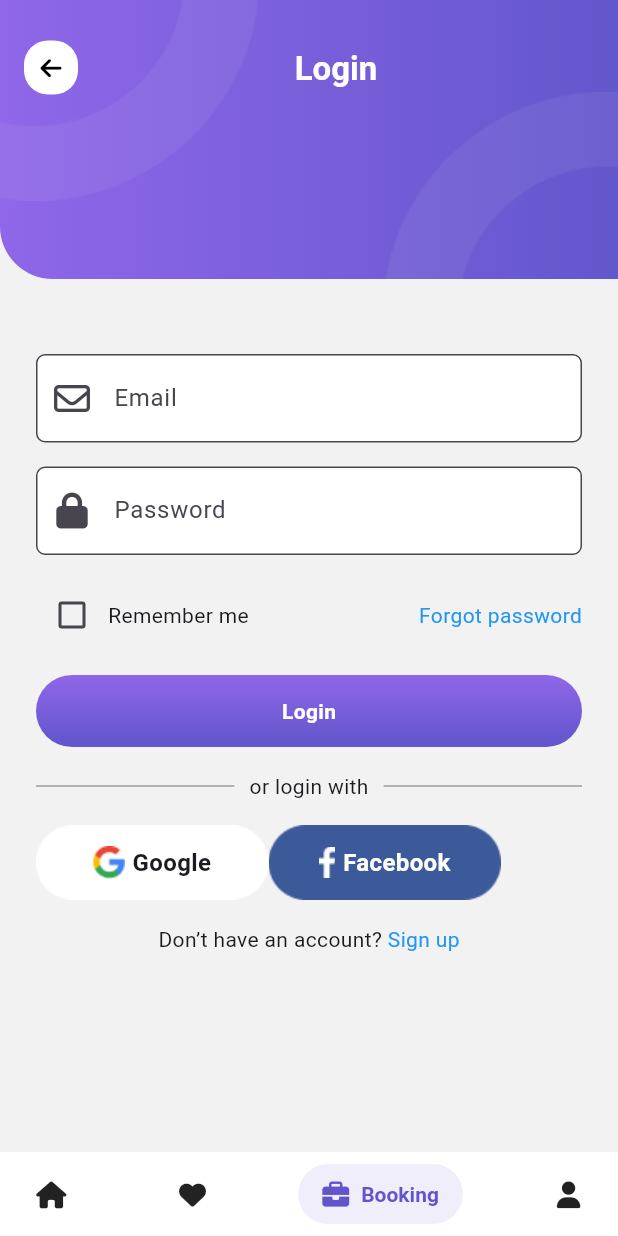
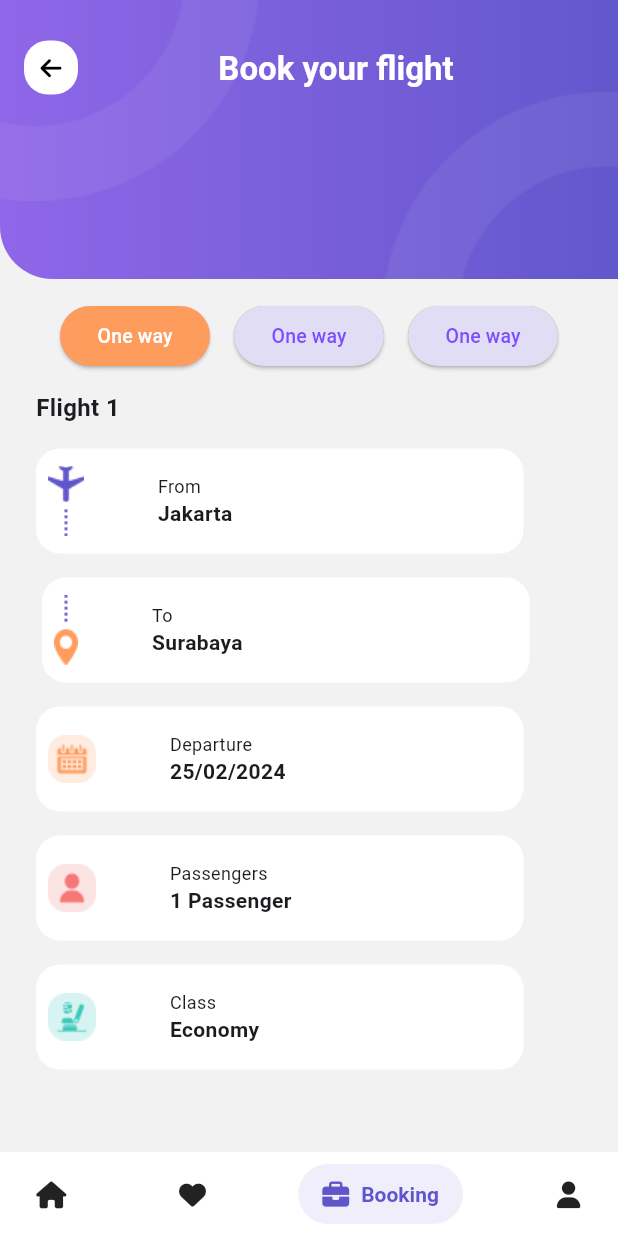
Before and after one commit to NguyenMinhDuc163/Travel-App, a Flutter app: the MainApp screen opened by its route, item 3 of the bottom bar chosen, on a phone screen of 412 x 824 dp. Run offline on Flutter 3.47's test engine with Material 3 defaults, Android fonts, the phone set to English and light mode, and no system bars; drawn by our look-alikes of salomon_bottom_bar; our stand-ins replace expandable, font_awesome_flutter, hive_flutter, smooth_page_indicator, syncfusion_flutter_datepicker; accounts and stored records are empty.

Commit message:
Add trip schedule screen

```diff
--- a/lib/core/constants/color_constants.dart
+++ b/lib/core/constants/color_constants.dart
@@ -9,6 +9,9 @@ class ColorPalette {
   static const Color text1Color = Color(0xFF323B4B);
   static const Color subTitleColor = Color(0xFF838383);
   static const Color backgroundScaffoldColor = Color(0xFFF2F2F2);
+
+  static const Color peachGold = Color(0xFFFE9C5E);
+  static const Color lavenderWhite = Color(0xFFE0DDF5);
 }
 
 class Gradients {
--- a/lib/core/helpers/asset_helper.dart
+++ b/lib/core/helpers/asset_helper.dart
@@ -25,6 +25,11 @@ mixin AssetHelper {
   static const String icoRectangleBlue = 'assets/icons/icoRectangleBlue.png';
   static const String icoRectangleWhite = 'assets/icons/icoRectangleWhite.png';
   static const String icoStarRate = 'assets/icons/ico_star_rate.png';
+  static const String icoAir = 'assets/icons/ico_air.png';
+  static const String icoCalender = 'assets/icons/ico_calender.png';
+  static const String icoClassFlight = 'assets/icons/ico_class_flight.png';
+  static const String icoLocalFlight = 'assets/icons/ico_local_flight.png';
+  static const String icoPersonFlight = 'assets/icons/ico_person_flight.png';
 
   //Assets in images
   static const String backgroundSplash = 'assets/images/background_splash.png';
--- /dev/null
+++ b/lib/representation/screens/booking_flight_screen.dart
@@ -0,0 +1,76 @@
+import 'package:flutter/material.dart';
+import 'package:travel_app/core/constants/dimension_constants.dart';
+import 'package:travel_app/representation/widgets/app_bar_container.dart';
+import '../widgets/flight_widget.dart';
+import '../widgets/rounded_button_widget.dart';
+
+
+class BookingFlightScreen extends StatefulWidget {
+  const BookingFlightScreen({super.key});
+  static const String routeName = '/booking_flight_screen';
+  @override
+  State<BookingFlightScreen> createState() => _BookingFlightScreenState();
+}
+
+class _BookingFlightScreenState extends State<BookingFlightScreen> {
+
+  int _selectedIndex = 0;
+
+  static final List<Widget> _widgetOptions = <Widget>[
+    FlightWidget(type: 1, to: 'Surabaya', from: 'Jakarta', departure: '25/02/2024', passengers: 1, classFlight: 'Economy'),
+    FlightWidget(type: 2, to: 'Viet Nam', from: 'Japan', departure: '26/02/2024', passengers: 5, classFlight: 'Economy', returnFlight: '16/03/2024',),
+    FlightWidget(type: 3, to: 'China', from: 'Viet Nam', departure: '28/02/2024', passengers: 3, classFlight: 'Economy', numFlight: 3,),
+
+  ];
+
+  void _onItemTapped(int index) {
+    setState(() {
+      _selectedIndex = index;
+    });
+  }
+
+  @override
+  Widget build(BuildContext context) {
+    return AppBarContinerWidget(
+      titleString: 'Book your flight',
+      child:  Column(
+        children: <Widget>[
+          SizedBox(height: kDefaultPadding * 3,),
+          Container(
+            decoration: BoxDecoration(
+              // color: Colors.blue,
+              borderRadius: BorderRadius.only(
+                topLeft: Radius.circular(20.0),
+                topRight: Radius.circular(20.0),
+              ),
+            ),
+            child: Row(
+              mainAxisAlignment: MainAxisAlignment.spaceEvenly,
+              children: <Widget>[
+                RoundedButton(
+                  icon: Icons.home,
+                  onPressed: () => _onItemTapped(0),
+                  isSelected: _selectedIndex == 0,
+                ),
+                RoundedButton(
+                  icon: Icons.business,
+                  onPressed: () => _onItemTapped(1),
+                  isSelected: _selectedIndex == 1,
+                ),
+                RoundedButton(
+                  icon: Icons.school,
+                  onPressed: () => _onItemTapped(2),
+                  isSelected: _selectedIndex == 2,
+                ),
+              ],
+            ),
+          ),
+          SizedBox(height: kDefaultPadding,),
+          Expanded(
+            child: _widgetOptions.elementAt(_selectedIndex),
+          ),
+        ],
+      ),
+    );
+  }
+}
--- a/lib/representation/screens/intro_screen.dart
+++ b/lib/representation/screens/intro_screen.dart
@@ -1,5 +1,4 @@
 import 'dart:async';
-import 'dart:ffi';
 
 import 'package:flutter/cupertino.dart';
 import 'package:flutter/material.dart';
--- a/lib/representation/screens/main_app.dart
+++ b/lib/representation/screens/main_app.dart
@@ -7,6 +7,7 @@ import 'package:travel_app/representation/screens/login_screen.dart';
 import 'package:travel_app/representation/screens/ratiing_screen.dart';
 import 'package:travel_app/representation/widgets/app_bar_container.dart';
 
+import 'booking_flight_screen.dart';
 import 'home_screen.dart';
 
 class MainApp extends StatefulWidget {
@@ -27,12 +28,8 @@ class _MainAppState extends State<MainApp> {
         children: [
           HomeScreen(),
           RattingScreen(),
+          BookingFlightScreen(),
           LoginScreen(),
-          Container(
-            child: AppBarContinerWidget(
-              titleString: 'Profile', child: Container(),
-            ),
-          ),
         ],
       ),
       bottomNavigationBar: SalomonBottomBar( // tao ra 1 thanh buttom bar bang thu vien
--- /dev/null
+++ b/lib/representation/widgets/flight_widget.dart
@@ -0,0 +1,79 @@
+import 'package:flutter/material.dart';
+import 'package:travel_app/core/constants/dimension_constants.dart';
+import 'package:travel_app/core/helpers/asset_helper.dart';
+import 'package:travel_app/representation/widgets/info_fight_widget.dart';
+
+class FlightWidget extends StatelessWidget {
+  const FlightWidget({super.key, required this.type, this.numFlight, required this.to, required this.from, required this.departure, this.returnFlight, required this.passengers, required this.classFlight});
+  final int type;
+  final int? numFlight;
+  final String to;
+  final String from;
+  final String departure;
+  final String? returnFlight;
+  final int  passengers;
+  final String classFlight;
+
+  Widget _buildIInformation(index){
+    return  Column(
+      crossAxisAlignment: CrossAxisAlignment.start,
+      mainAxisAlignment: MainAxisAlignment.start,
+      children: [
+        Text('Flight $index', style: TextStyle(fontSize: 16, fontWeight: FontWeight.bold),),
+        SizedBox(height: kDefaultPadding,),
+
+        InfoFlightWidget(
+            icon: AssetHelper.icoAir, textUp: 'From', textDown: from),
+        SizedBox(
+          height: kDefaultPadding,
+        ),
+        Container(
+            margin: EdgeInsets.symmetric(horizontal: 4),
+            child: InfoFlightWidget(
+                icon: AssetHelper.icoLocalFlight,
+                textUp: 'To',
+                textDown: to)),
+        SizedBox(
+          height: kDefaultPadding,
+        ),
+        InfoFlightWidget(
+            icon: AssetHelper.icoCalender,
+            textUp: 'Departure',
+            textDown: departure),
+        if(type == 2)SizedBox(
+          height: kDefaultPadding,
+        ),
+        if(type == 2) InfoFlightWidget(
+            icon: AssetHelper.icoCalender,
+            textUp: 'Return',
+            textDown: returnFlight ?? 'not date'),
+        SizedBox(
+          height: kDefaultPadding,
+        ),
+        InfoFlightWidget(
+            icon: AssetHelper.icoPersonFlight,
+            textUp: 'Passengers',
+            textDown: '$passengers Passenger'),
+        SizedBox(
+          height: kDefaultPadding,
+        ),
+        InfoFlightWidget(
+            icon: AssetHelper.icoClassFlight,
+            textUp: 'Class',
+            textDown: classFlight),
+        SizedBox(
+          height: kDefaultPadding,
+        ),
+      ],
+    );
+  }
+  @override
+  Widget build(BuildContext context) {
+    return ListView.builder(
+      itemCount: numFlight ?? 1,
+      itemBuilder: (BuildContext context, int index){
+        return _buildIInformation(index + 1);
+      },
+    );
+  }
+}
--- /dev/null
+++ b/lib/representation/widgets/info_fight_widget.dart
@@ -0,0 +1,40 @@
+import 'package:flutter/material.dart';
+import 'package:travel_app/core/constants/dimension_constants.dart';
+import 'package:travel_app/core/helpers/asset_helper.dart';
+import 'package:travel_app/core/helpers/image_helper.dart';
+
+class InfoFlightWidget extends StatelessWidget {
+  const InfoFlightWidget({super.key, required this.icon, required this.textUp, required this.textDown});
+  final String icon;
+  final String textUp;
+  final String textDown;
+  @override
+  Widget build(BuildContext context) {
+    final Size screenSize = MediaQuery.of(context).size;
+    return Container(
+      width: 325, height: 70,
+      decoration: BoxDecoration(
+        borderRadius: BorderRadius.all(Radius.circular(kDefaultPadding)),
+        color: Colors.white,
+      ),
+      child: Row(
+
+        children: [
+          Padding(
+            padding: const EdgeInsets.all(8.0),
+            child: ImageHelper.loadFromAsset(icon),
+          ),
+          SizedBox(width: screenSize.width * 0.1,),
+          Column(
+            crossAxisAlignment: CrossAxisAlignment.start,
+            mainAxisAlignment: MainAxisAlignment.center,
+            children: [
+              Text(textUp, style: TextStyle(fontSize: 12),),
+              Text(textDown, style: TextStyle(fontSize: 14, fontWeight: FontWeight.bold),),
+            ],
+          )
+        ],
+      ),
+    );
+  }
+}
--- /dev/null
+++ b/lib/representation/widgets/rounded_button_widget.dart
@@ -0,0 +1,39 @@
+import 'package:flutter/material.dart';
+
+import '../../core/constants/color_constants.dart';
+
+class RoundedButton extends StatelessWidget {
+  final IconData icon;
+  final VoidCallback onPressed;
+  final bool isSelected;
+
+  const RoundedButton({super.key,
+    required this.icon,
+    required this.onPressed,
+    required this.isSelected,
+  });
+
+  @override
+  Widget build(BuildContext context) {
+    return Container(
+      width: 100,
+      height: 40,
+      decoration: BoxDecoration(
+        shape: BoxShape.rectangle,
+        borderRadius: BorderRadius.all(Radius.circular(50)),
+        color: isSelected ? ColorPalette.lavenderWhite : ColorPalette.peachGold,
+      ),
+      child: ElevatedButton(onPressed: onPressed,
+        style: ElevatedButton.styleFrom(
+          shape: RoundedRectangleBorder(
+            borderRadius: BorderRadius.circular(20),
+          ), backgroundColor: isSelected ? ColorPalette.peachGold : ColorPalette.lavenderWhite,
+        ), child: Text('One way', style: TextStyle(fontSize: 13, color:
+      isSelected ? Colors.white : Colors.deepPurpleAccent
+
+      ),),
+
+      ),
+    );
+  }
+}
--- a/lib/routes.dart
+++ b/lib/routes.dart
@@ -1,6 +1,7 @@
 import 'package:flutter/cupertino.dart';
 import 'package:flutter/material.dart';
 import 'package:travel_app/data/models/room_model.dart';
+import 'package:travel_app/representation/screens/booking_flight_screen.dart';
 import 'package:travel_app/representation/screens/check_out_screen.dart';
 import 'package:travel_app/representation/screens/forgot_password_screen.dart';
 import 'package:travel_app/representation/screens/guest_and_room_booking_screen.dart';
@@ -33,6 +34,7 @@ final Map<String, WidgetBuilder> routes = {
   SignUpScreen.routeName: (context) => SignUpScreen(),
   ForgotPasswordScreen.routeName: (context) => ForgotPasswordScreen(),
   RattingScreen.routeName: (context) => RattingScreen(),
+  BookingFlightScreen.routeName: (context) => BookingFlightScreen(),
 };
 
 MaterialPageRoute<dynamic>? generateRoutes(RouteSettings settings) {
```
Also changed, not shown: lib/test.dart (+130 -23 lines), assets/icons/ico_air.png (added), assets/icons/ico_calender.png (added), assets/icons/ico_class_flight.png (added), assets/icons/ico_local_flight.png (added), assets/icons/ico_person_flight.png (added).
